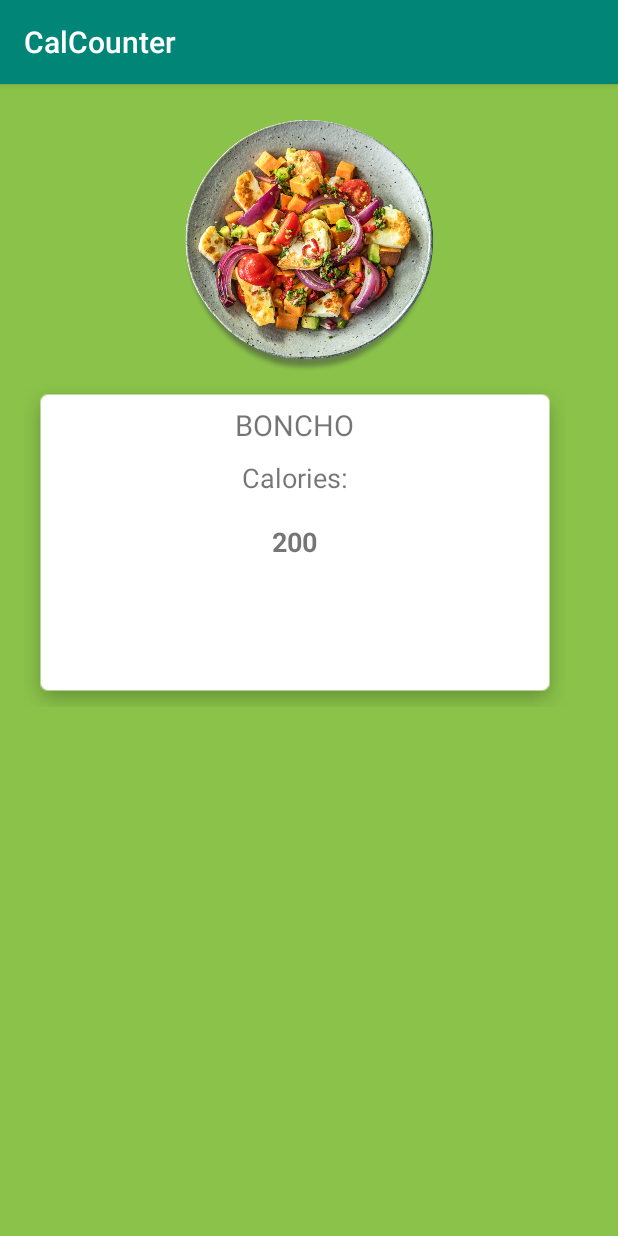
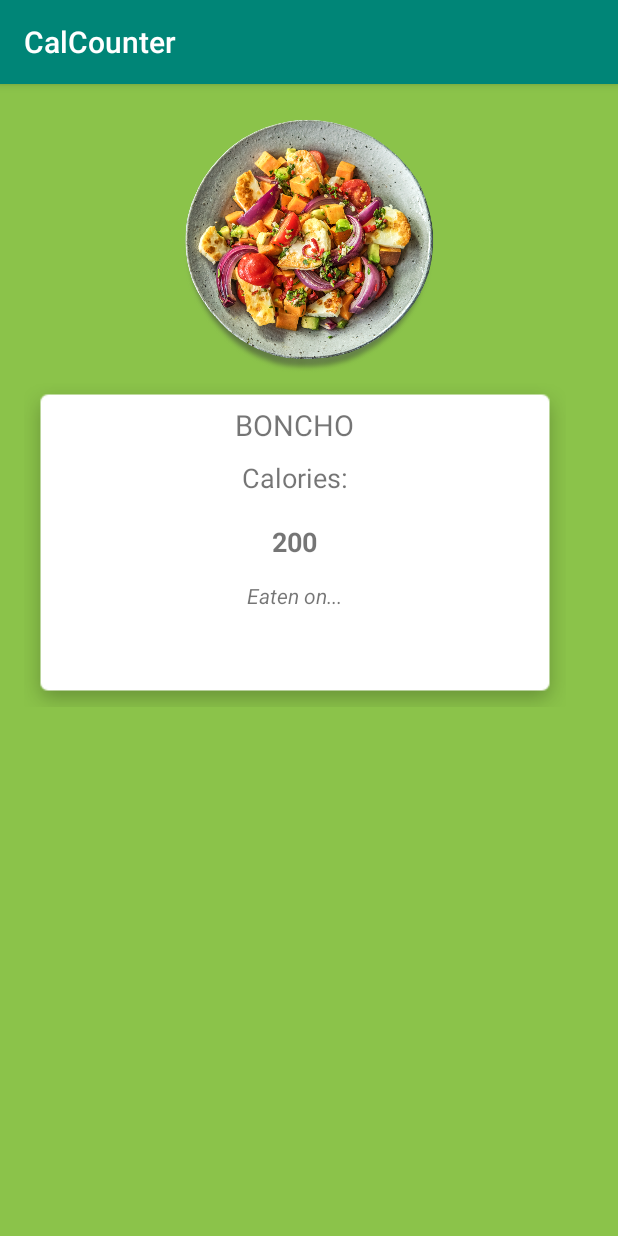
Before and after one commit to IonutPutinica/CalorieCounterAndroid, an Android app: the MealItemDetailsActivity screen opened directly, with no data from a screen before it, on a phone screen of 412 x 824 dp. Run offline under Robolectric (Android 15) with nearby library versions, the phone set to English and light mode, and no system bars.

Commit message:
Added a TextView for date

```diff
--- a/app/src/main/res/layout/activity_meal_item_details.xml
+++ b/app/src/main/res/layout/activity_meal_item_details.xml
@@ -54,6 +54,16 @@
             android:layout_width="wrap_content"
             android:layout_height="wrap_content" />
 
+        <TextView
+            android:id="@+id/detailsDateText"
+            android:text="Eaten on..."
+            android:textStyle="italic"
+            android:textSize="14sp"
+            android:layout_marginTop="14dp"
+            android:layout_gravity="center_horizontal"
+            android:layout_width="wrap_content"
+            android:layout_height="wrap_content" />
+
     </LinearLayout>
 
 </RelativeLayout>
```
